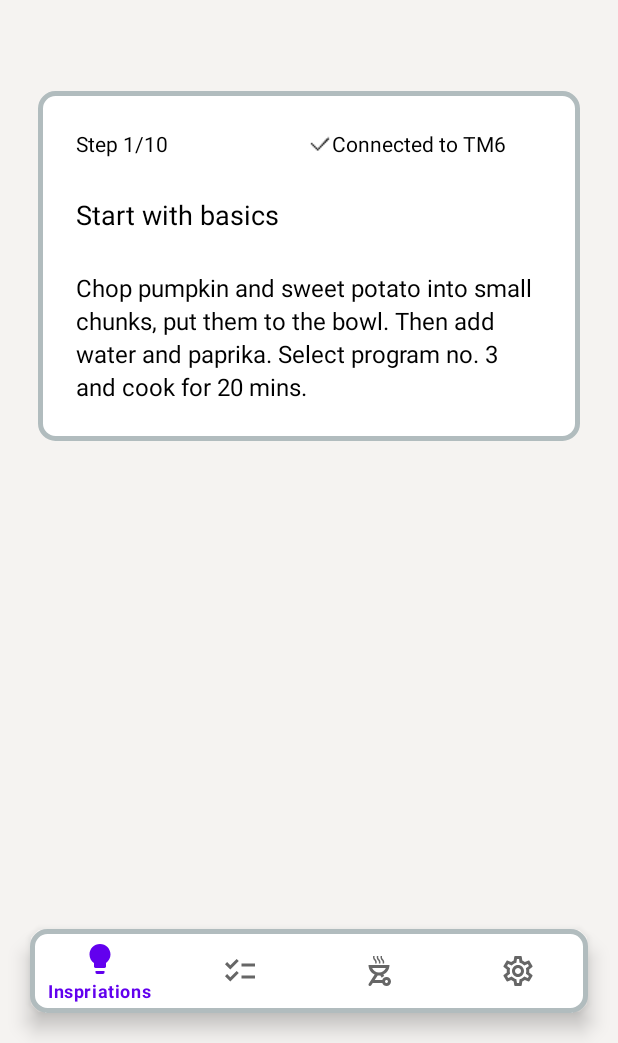
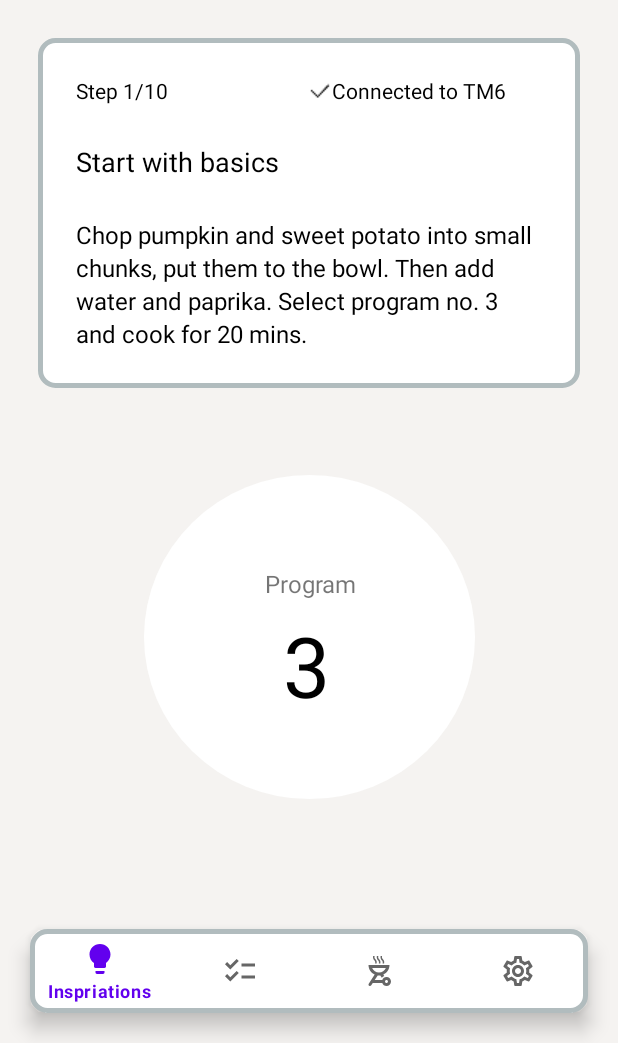
Before and after one commit to tazhibayda/cookingapp, an Android app: the fragment CookingTimeNow shown on its own in the app's theme, on a phone screen of 412 x 824 dp, the part 193-1236 px from its top. Run offline under Robolectric (Android 15) with nearby library versions, the phone set to English and light mode, and no system bars; Roboto replaces fonts that are not available here.

Commit message:
cycle problem solved

```diff
--- /dev/null
+++ b/app/src/main/res/drawable/cycle.xml
@@ -0,0 +1,8 @@
+<?xml version="1.0" encoding="utf-8"?>
+<shape xmlns:android="http://schemas.android.com/apk/res/android"
+    android:shape="oval">
+    <size
+        android:width="216dp"
+        android:height="216dp"/>
+    <solid android:color="@color/white"/>
+</shape>
--- a/app/src/main/res/drawable/layout_bg.xml
+++ b/app/src/main/res/drawable/layout_bg.xml
@@ -1,5 +1,4 @@
 <?xml version="1.0" encoding="utf-8"?>
-<?xml version="1.0" encoding="UTF-8"?>
 <shape xmlns:android="http://schemas.android.com/apk/res/android">
     <solid android:color="#FFFFFF"/>
     <stroke android:width="3dp" android:color="#B1BCBE" />
--- a/app/src/main/res/layout/fragment_cooking_time_now.xml
+++ b/app/src/main/res/layout/fragment_cooking_time_now.xml
@@ -7,66 +7,52 @@
     tools:context=".models.CookingTimeNow"
     android:background="#F5F3F1">
 
-    <!-- TODO: Update blank fragment layout -->
-
-    <LinearLayout xmlns:android="http://schemas.android.com/apk/res/android"
-        xmlns:tools="http://schemas.android.com/tools"
-        android:id="@+id/main_title"
+    <TextView
+        android:id="@+id/title"
         android:layout_width="match_parent"
         android:layout_height="wrap_content"
-        android:orientation="horizontal"
-        android:paddingBottom="35dp"
-        android:paddingTop="48dp"
-        android:paddingLeft="38dp"
-        android:paddingRight="38dp"
-        app:layout_constraintTop_toTopOf="parent"
-        app:layout_constraintStart_toStartOf="parent">
+        android:gravity="center"
+        android:lineHeight="26sp"
+        android:text="@string/cooking_time"
+        android:textColor="@color/black"
+        android:textSize="18sp"
+        android:textStyle="bold"
+        android:layout_marginTop="48dp"
+        android:layout_marginBottom="35dp"
+        app:layout_constraintEnd_toEndOf="parent"
+        app:layout_constraintStart_toStartOf="parent"
+        app:layout_constraintTop_toTopOf="parent" />
+
+    <androidx.constraintlayout.widget.ConstraintLayout
+        android:id="@+id/constraint_for_steps"
+        android:layout_width="match_parent"
+        android:layout_height="wrap_content"
+        android:layout_margin="25dp"
+        android:background="@drawable/layout_bg"
+        app:layout_constraintEnd_toEndOf="parent"
+        app:layout_constraintStart_toStartOf="parent"
+        app:layout_constraintTop_toBottomOf="@id/title">
 
         <TextView
-            android:gravity="center"
-            android:layout_width="match_parent"
-            android:layout_height="wrap_content"
-            android:text="@string/cooking_time"
-            android:textStyle="bold"
-            android:textSize="18sp"
-            android:lineHeight="26sp"
-            android:textColor="@color/black"
-            />
-    </LinearLayout>
-
-
-
-
-    <androidx.constraintlayout.widget.ConstraintLayout
-        android:layout_width="match_parent"
-        android:layout_height="wrap_content"
-        app:layout_constraintTop_toBottomOf="@id/main_title"
-        app:layout_constraintStart_toStartOf="parent"
-        android:layout_margin="25dp"
-        android:layout_marginBottom="27dp"
-        android:background="@drawable/layout_bg">
-
-        <TextView
+            android:id="@+id/steps"
             android:layout_width="wrap_content"
             android:layout_height="wrap_content"
-            app:layout_constraintTop_toTopOf="parent"
+            android:layout_marginLeft="25dp"
+            android:layout_marginTop="25dp"
+            android:text="Step 1/10"
+            android:textColor="@color/black"
             app:layout_constraintStart_toStartOf="parent"
-            android:layout_marginTop="25dp"
-            android:layout_marginLeft="25dp"
-            android:textColor="@color/black"
-            android:text="Step 1/10"
-            android:id="@+id/steps"
-            />
+            app:layout_constraintTop_toTopOf="parent" />
 
         <TextView
             android:id="@+id/connected"
             android:layout_width="wrap_content"
             android:layout_height="wrap_content"
             android:layout_marginLeft="69dp"
+            android:layout_marginTop="25dp"
             android:layout_marginRight="25dp"
-            android:layout_marginTop="25dp"
+            android:drawableLeft="@drawable/ckeck"
             android:text="Connected to TM6"
-            android:drawableLeft="@drawable/ckeck"
             android:textColor="@color/black"
             app:layout_constraintEnd_toEndOf="parent"
             app:layout_constraintStart_toEndOf="@id/steps"
@@ -85,9 +71,10 @@
             android:textSize="18sp"
             app:layout_constraintEnd_toEndOf="parent"
             app:layout_constraintStart_toStartOf="parent"
-            app:layout_constraintTop_toBottomOf="@id/steps"/>
+            app:layout_constraintTop_toBottomOf="@id/steps" />
 
         <TextView
+            android:id="@+id/large_text"
             android:layout_width="match_parent"
             android:layout_height="wrap_content"
             android:layout_margin="25dp"
@@ -104,6 +91,46 @@
 
     </androidx.constraintlayout.widget.ConstraintLayout>
 
+    <LinearLayout
+        android:layout_width="wrap_content"
+        android:layout_height="wrap_content"
+        android:orientation="vertical"
+        android:layout_marginTop="58dp"
+        android:background="@drawable/cycle"
+        app:layout_constraintEnd_toEndOf="parent"
+        app:layout_constraintStart_toStartOf="parent"
+        app:layout_constraintTop_toBottomOf="@id/constraint_for_steps"
+        >
+
+        <TextView
+            android:id="@+id/cycle_program"
+            android:layout_width="wrap_content"
+            android:layout_height="wrap_content"
+            android:layout_marginLeft="80dp"
+            android:layout_marginRight="79dp"
+            android:layout_marginTop="61dp"
+            android:textAlignment="center"
+            android:lineHeight="22dp"
+            android:text="Program"
+
+            android:textFontWeight="500"
+            android:textSize="16dp" />
+
+        <TextView
+            android:layout_width="113dp"
+            android:layout_height="wrap_content"
+            android:layout_marginTop="6dp"
+            android:layout_marginLeft="51dp"
+            android:layout_marginRight="52dp"
+            android:lineHeight="22dp"
+            android:text="3"
+            android:textAlignment="center"
+            android:textColor="@color/black"
+            android:textFontWeight="500"
+            android:textSize="56sp" />
+    </LinearLayout>
+
+
     <com.google.android.material.bottomnavigation.BottomNavigationView
         android:id="@+id/bottom_navigatin_view"
         android:layout_width="match_parent"
```
